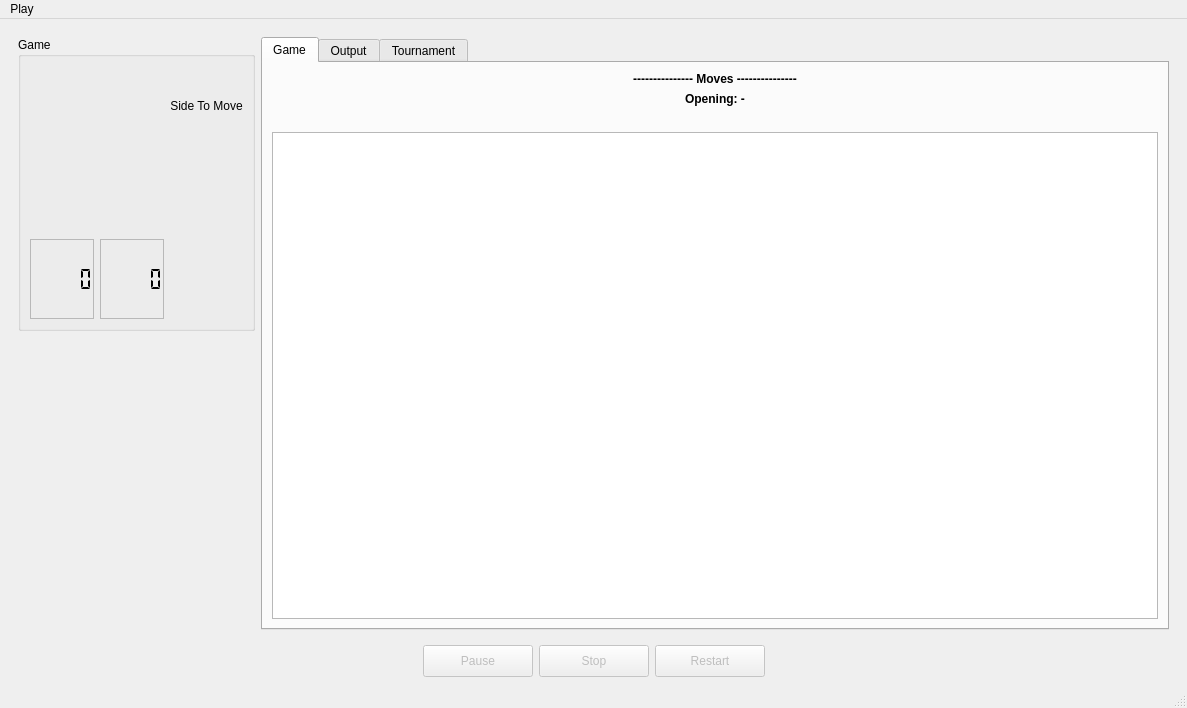
The window that app/mainwindow.ui (neluj/Xake) describes before a commit, drawn with Qt 5.
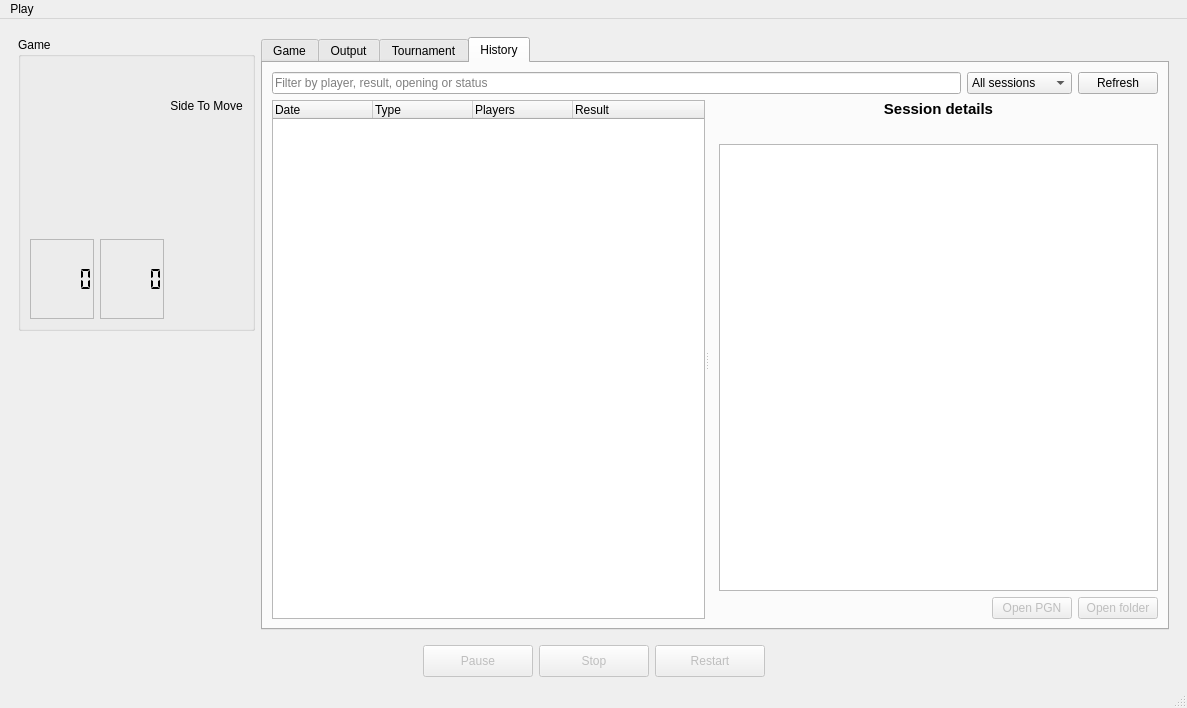
The same window after the commit. The open tabs and pages were chosen to show the change. Custom widgets are drawn as their Qt base class.

Commit message: Add session history browser

Diff of the .ui file:
```diff
--- a/app/mainwindow.ui
+++ b/app/mainwindow.ui
@@ -418,6 +418,186 @@
            </item>
           </layout>
          </widget>
+         <widget class="QWidget" name="tabHistory">
+          <attribute name="title">
+           <string>History</string>
+          </attribute>
+          <layout class="QVBoxLayout" name="historyTabLayout">
+           <item>
+            <layout class="QHBoxLayout" name="historyFilterLayout">
+             <item>
+              <widget class="QLineEdit" name="historyFilterEdit">
+               <property name="clearButtonEnabled">
+                <bool>true</bool>
+               </property>
+               <property name="placeholderText">
+                <string>Filter by player, result, opening or status</string>
+               </property>
+              </widget>
+             </item>
+             <item>
+              <widget class="QComboBox" name="historyTypeCombo">
+               <item>
+                <property name="text">
+                 <string>All sessions</string>
+                </property>
+               </item>
+               <item>
+                <property name="text">
+                 <string>Single games</string>
+                </property>
+               </item>
+               <item>
+                <property name="text">
+                 <string>Tournaments</string>
+                </property>
+               </item>
+              </widget>
+             </item>
+             <item>
+              <widget class="QPushButton" name="historyRefreshButton">
+               <property name="text">
+                <string>Refresh</string>
+               </property>
+              </widget>
+             </item>
+            </layout>
+           </item>
+           <item>
+            <widget class="QSplitter" name="historySplitter">
+             <property name="orientation">
+              <enum>Qt::Horizontal</enum>
+             </property>
+             <widget class="QTreeWidget" name="historyTree">
+              <property name="minimumSize">
+               <size>
+                <width>330</width>
+                <height>0</height>
+               </size>
+              </property>
+              <property name="alternatingRowColors">
+               <bool>true</bool>
+              </property>
+              <property name="rootIsDecorated">
+               <bool>true</bool>
+              </property>
+              <property name="uniformRowHeights">
+               <bool>true</bool>
+              </property>
+              <property name="selectionMode">
+               <enum>QAbstractItemView::SingleSelection</enum>
+              </property>
+              <column>
+               <property name="text">
+                <string>Date</string>
+               </property>
+              </column>
+              <column>
+               <property name="text">
+                <string>Type</string>
+               </property>
+              </column>
+              <column>
+               <property name="text">
+                <string>Players</string>
+               </property>
+              </column>
+              <column>
+               <property name="text">
+                <string>Result</string>
+               </property>
+              </column>
+             </widget>
+             <widget class="QWidget" name="historyDetailsPanel">
+              <layout class="QVBoxLayout" name="historyDetailsLayout">
+               <property name="leftMargin">
+                <number>10</number>
+               </property>
+               <property name="topMargin">
+                <number>0</number>
+               </property>
+               <property name="rightMargin">
+                <number>0</number>
+               </property>
+               <property name="bottomMargin">
+                <number>0</number>
+               </property>
+               <item>
+                <widget class="QLabel" name="labelHistoryDetails">
+                 <property name="font">
+                  <font>
+                   <pointsize>11</pointsize>
+                   <bold>true</bold>
+                  </font>
+                 </property>
+                 <property name="text">
+                  <string>Session details</string>
+                 </property>
+                 <property name="alignment">
+                  <set>Qt::AlignCenter</set>
+                 </property>
+                </widget>
+               </item>
+               <item>
+                <widget class="QLabel" name="labelHistoryMoveLegend">
+                 <property name="text">
+                  <string/>
+                 </property>
+                 <property name="alignment">
+                  <set>Qt::AlignCenter</set>
+                 </property>
+                </widget>
+               </item>
+               <item>
+                <widget class="QPlainTextEdit" name="historyDetailsText">
+                 <property name="readOnly">
+                  <bool>true</bool>
+                 </property>
+                </widget>
+               </item>
+               <item>
+                <layout class="QHBoxLayout" name="historyActionsLayout">
+                 <item>
+                  <spacer name="historyActionsSpacer">
+                   <property name="orientation">
+                    <enum>Qt::Horizontal</enum>
+                   </property>
+                   <property name="sizeHint" stdset="0">
+                    <size>
+                     <width>40</width>
+                     <height>20</height>
+                    </size>
+                   </property>
+                  </spacer>
+                 </item>
+                 <item>
+                  <widget class="QPushButton" name="historyOpenPgnButton">
+                   <property name="enabled">
+                    <bool>false</bool>
+                   </property>
+                   <property name="text">
+                    <string>Open PGN</string>
+                   </property>
+                  </widget>
+                 </item>
+                 <item>
+                  <widget class="QPushButton" name="historyOpenFolderButton">
+                   <property name="enabled">
+                    <bool>false</bool>
+                   </property>
+                   <property name="text">
+                    <string>Open folder</string>
+                   </property>
+                  </widget>
+                 </item>
+                </layout>
+               </item>
+              </layout>
+             </widget>
+            </widget>
+           </item>
+          </layout>
+         </widget>
         </widget>
        </item>
       </layout>
```
The commit also changes 2 other files.
